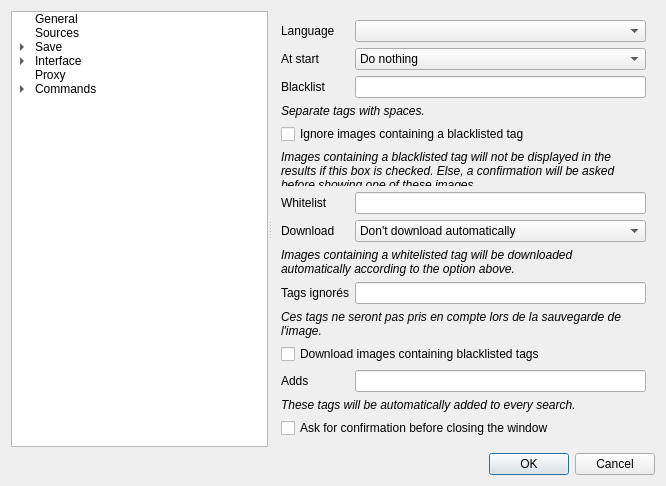
Bionus/imgbrd-grabber, file src/settings/optionswindow.ui: the form before one commit.
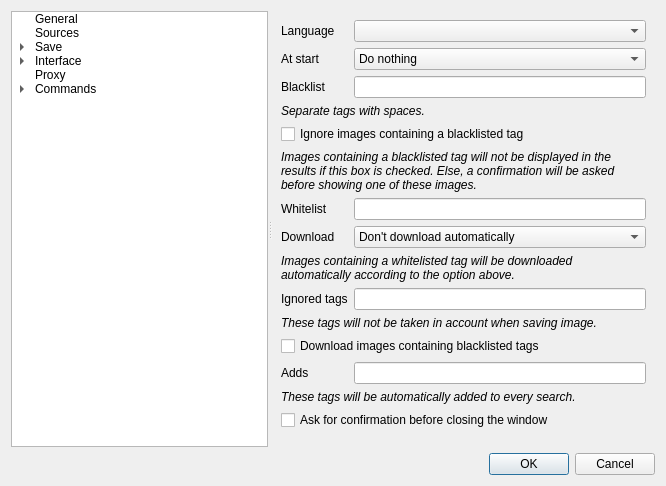
The form after the commit. Icons and pictures are not drawn.

What changed in the file:
```diff
--- a/src/settings/optionswindow.ui
+++ b/src/settings/optionswindow.ui
@@ -272,7 +272,7 @@
         <item row="10" column="0">
          <widget class="QLabel" name="label_49">
           <property name="text">
-           <string>Tags ignorés</string>
+           <string>Ignored tags</string>
           </property>
          </widget>
         </item>
@@ -282,7 +282,7 @@
         <item row="11" column="0" colspan="2">
          <widget class="QLabel" name="label_52">
           <property name="text">
-           <string>&lt;i&gt;Ces tags ne seront pas pris en compte lors de la sauvegarde de l'image.&lt;/i&gt;</string>
+           <string>&lt;i&gt;These tags will not be taken in account when saving image.&lt;/i&gt;</string>
           </property>
           <property name="wordWrap">
            <bool>true</bool>
```
